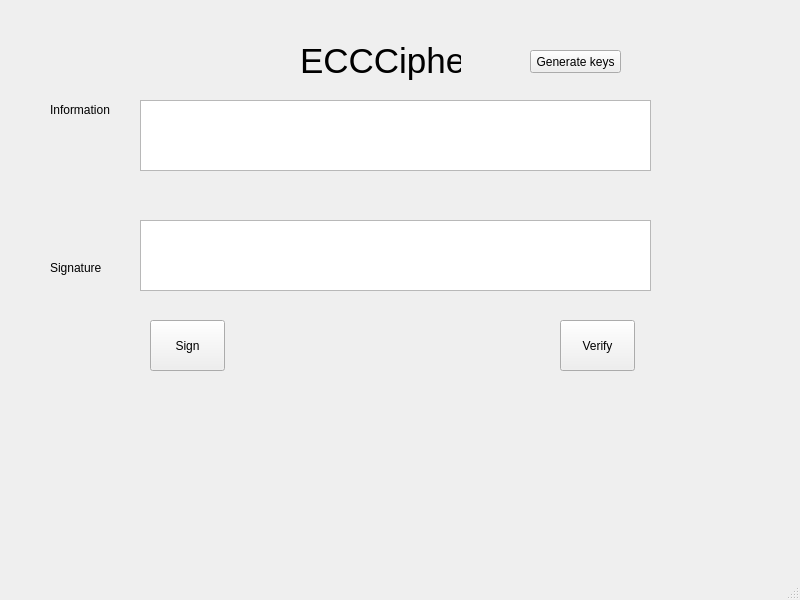
This is lab03/cipher/ui/ecc.ui in vinh01234q-rgb/BMTTNC_ThaiVinh_2551 as Qt 5 draws it before an edit. The edited form follows.
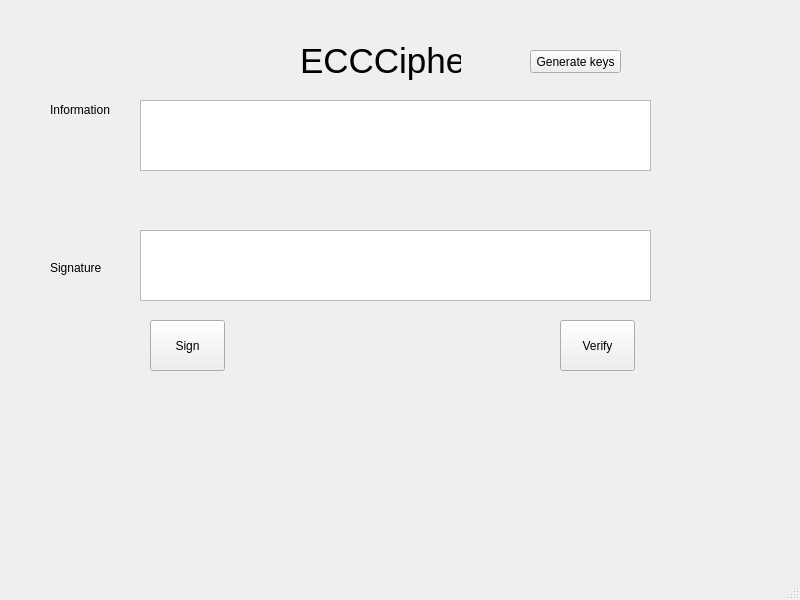
This is the edited form.

Patch:
```diff
--- a/lab03/cipher/ui/ecc.ui
+++ b/lab03/cipher/ui/ecc.ui
@@ -85,7 +85,7 @@
     <property name="geometry">
      <rect>
       <x>140</x>
-      <y>220</y>
+      <y>230</y>
       <width>511</width>
       <height>71</height>
      </rect>
```
